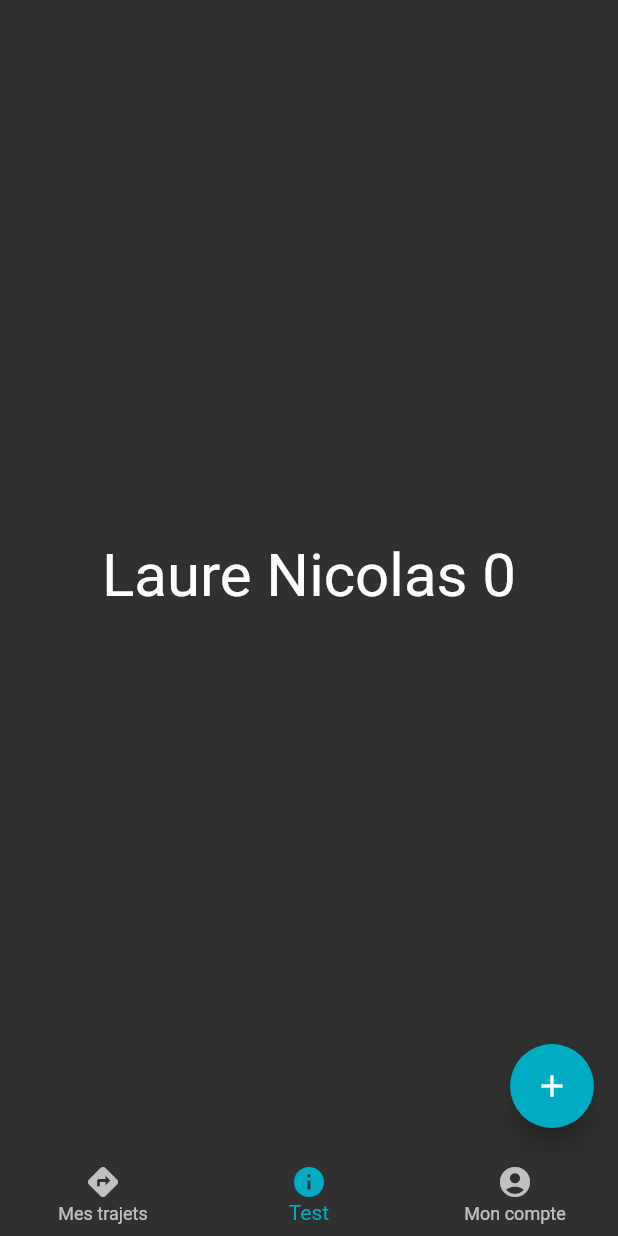
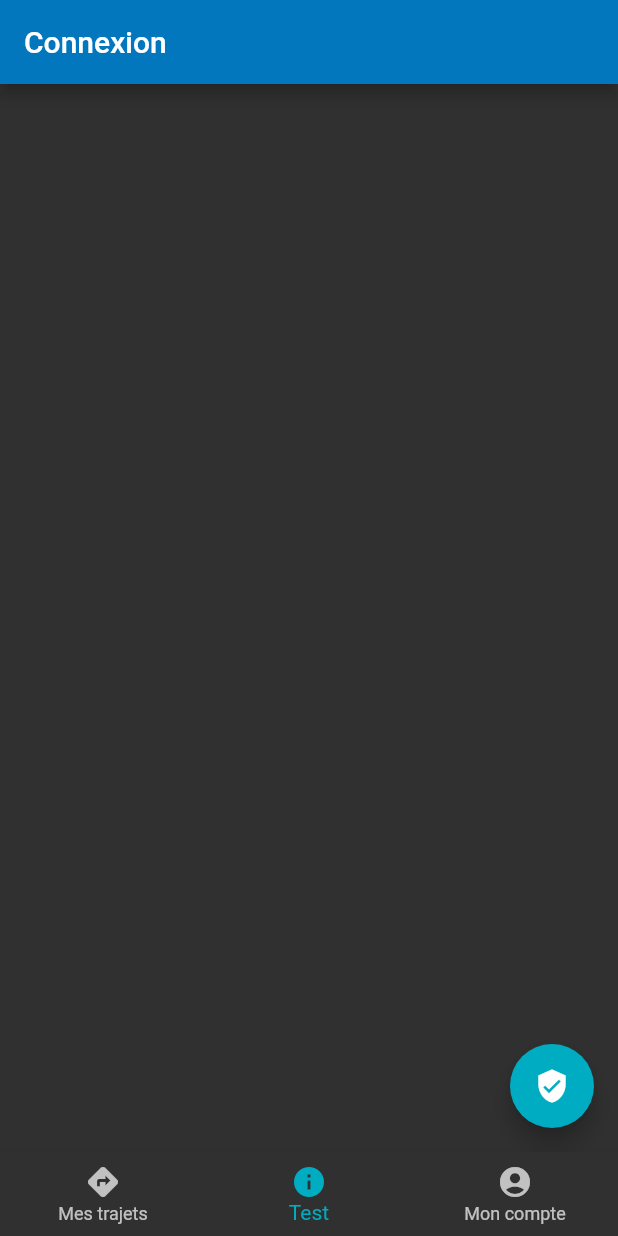
Before and after one commit to Vincenthays/flutter-app, a Flutter app: the screen it shows after launch, item 2 of the bottom bar chosen, on a phone screen of 412 x 824 dp. Run offline on Flutter 3.47's test engine with Material 2 defaults, Android fonts, the phone set to English and light mode, and no system bars; our stand-ins replace cloud_firestore, google_sign_in; accounts and stored records are empty.

Commit message:
firebase + experiments

```diff
--- a/lib/main.dart
+++ b/lib/main.dart
@@ -1,12 +1,11 @@
 import 'package:flutter/material.dart';
-
-import './pages/navigatior.dart';
+import './pages/tab_navigation.dart';
 
 void main() => runApp(
   MaterialApp(
     title: 'Test',
     debugShowCheckedModeBanner: false,
-    home: Navigatior(),
+    home: TabNavigation(),
     theme: ThemeData(
       brightness: Brightness.dark,
       primaryColor: Colors.lightBlue[800],
--- a/lib/pages/navigatior.dart
+++ b/lib/pages/tab_navigation.dart
@@ -4,18 +4,18 @@ import './my_travels.dart';
 import './test.dart';
 import './my_account.dart';
 
-class Navigatior extends StatefulWidget {
+class TabNavigation extends StatefulWidget {
   @override
-  State createState() => NavigatiorState();
+  State createState() => _TabNavigationState();
 }
 
-class NavigatiorState extends State<Navigatior> {
+class _TabNavigationState extends State<TabNavigation> {
   int _currentIndex = 0;
 
   List<Widget> _screens = <Widget>[
     MyTravels(),
     Test(),
-    MyAccount()
+    MyAccount(),
   ];
 
   @override
--- a/lib/pages/test.dart
+++ b/lib/pages/test.dart
@@ -1,22 +1,26 @@
 import 'package:flutter/material.dart';
+import 'package:google_sign_in/google_sign_in.dart';
 
-class Test extends StatefulWidget {
-  @override
-  State createState() => _TestState();
-}
+final GoogleSignIn _googleSignIn = new GoogleSignIn();
 
-class _TestState extends State<Test> {
-  int _counter = 0;
+class Test extends StatelessWidget {
+
+  void _onPressedHandler() async {
+    final GoogleSignInAccount googleUser = await _googleSignIn.signIn();
+    final GoogleSignInAuthentication googleAuth = await googleUser.authentication;
+
+    print('signInWithGoogle succeeded: $googleAuth');
+  }
 
   @override
   Widget build(BuildContext context) {
     return Scaffold(
-      body: Center(
-        child: Text('Laure Nicolas $_counter', style: TextStyle(fontSize: 40.0),),
+      appBar: AppBar(
+        title: Text('Connexion'),
       ),
       floatingActionButton: FloatingActionButton(
-        child: Icon(Icons.add),
-        onPressed: () => setState(() => _counter++)
+        child: Icon(Icons.verified_user),
+        onPressed: () => _onPressedHandler(),
       ),
     );
   }
--- a/pubspec.yaml
+++ b/pubspec.yaml
@@ -8,6 +8,11 @@ dependencies:
   # The following adds the Cupertino Icons font to your application.
   # Use with the CupertinoIcons class for iOS style icons.
   cupertino_icons: ^0.1.0
+
+  scoped_model:
+  cloud_firestore:
+  firebase_auth:
+  google_sign_in:
 
 dev_dependencies:
   flutter_test:
```
Also changed, not shown: lib/models/TravelModel.dart (added, +20 -0 lines), lib/objects/Travel.dart (+7 -7 lines), lib/pages/my_travels.dart (+49 -14 lines), lib/pages/my_travels_add.dart (+6 -1 lines), lib/pages/my_travels_details.dart (+13 -20 lines), pubspec.lock, 3 other files.
